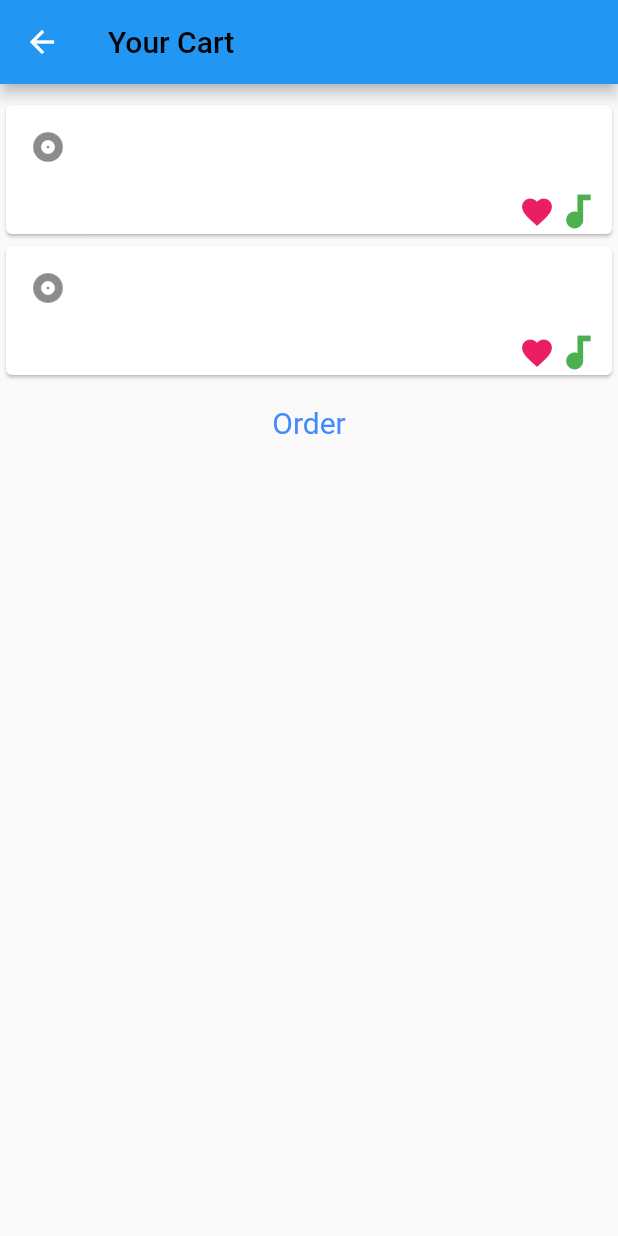
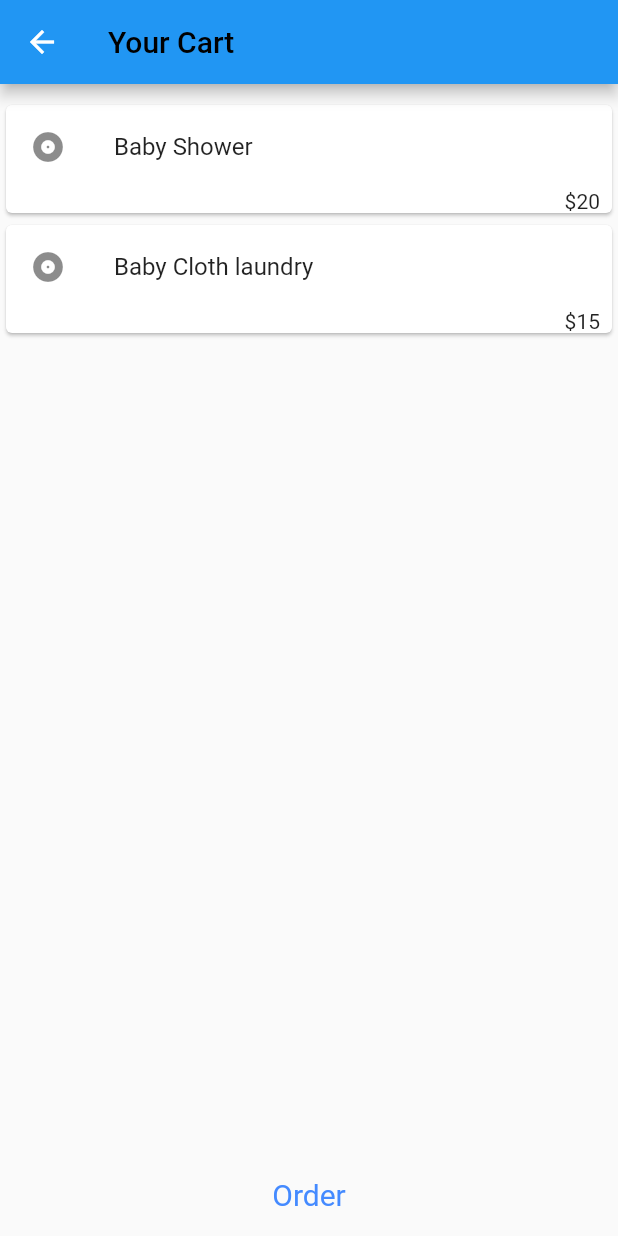
Before and after one commit to nisargpatel1504/babysitter, a Flutter app: the CartScreen screen opened directly, on a phone screen of 412 x 824 dp. Run offline on Flutter 3.47's test engine with Material 2 defaults, Android fonts, the phone set to English and light mode, and no system bars; our stand-ins replace cloud_firestore, firebase_auth, firebase_core, flutter_calendar_carousel, google_fonts, google_sign_in and 1 more; missing offline and left inert: flutter_facebook_auth; accounts and stored records are empty.

```diff
--- a/lib/screens/HomePage.dart
+++ b/lib/screens/HomePage.dart
@@ -58,7 +58,7 @@ class _HomePageState extends State<HomePage> {
             backgroundColor: Colors.green,
           ),
           BottomNavigationBarItem(
-            icon: Icon(Icons.school),
+            icon: Icon(Icons.account_circle_outlined),
             label: 'Profile',
             backgroundColor: Colors.purple,
           ),
--- a/lib/screens/cart.dart
+++ b/lib/screens/cart.dart
@@ -1,10 +1,14 @@
 import 'package:babycare/screens/confirmBooking.dart';
 import 'package:flutter/material.dart';
 
-class CartScreen extends StatelessWidget {
+class CartScreen extends StatefulWidget {
   static String routeName = "/cart";
 
+  @override
+  State<CartScreen> createState() => _CartScreenState();
+}
 
+class _CartScreenState extends State<CartScreen> {
   @override
   Widget build(BuildContext context) {
     return Scaffold(
@@ -16,15 +20,18 @@ class CartScreen extends StatelessWidget {
           children: [
             MyStatelessWidget(txt1: "Baby Shower",txt2: "20",),
             MyStatelessWidget(txt1:"Baby Cloth laundry",txt2: "15"),
-            TextButton(style: TextButton.styleFrom(
-              primary: Colors.blueAccent,
-              padding: const EdgeInsets.all(16.0),
-              textStyle: const TextStyle(fontSize: 20),
-            ),onPressed: (){
-              Navigator.push(context,MaterialPageRoute(builder: (context) =>ConfirmBooking(), ),);
-            }, child: Text("Order"))
+
           ],
         ),
+      ),
+      bottomNavigationBar: Container(
+        child:  TextButton(style: TextButton.styleFrom(
+          primary: Colors.blueAccent,
+          padding: const EdgeInsets.all(16.0),
+          textStyle: const TextStyle(fontSize: 20),
+        ),onPressed: (){
+          Navigator.push(context,MaterialPageRoute(builder: (context) =>ConfirmBooking(), ),);
+        }, child: Text("Order"),),
       ),
     );
   }
@@ -54,25 +61,15 @@ class MyStatelessWidget extends StatelessWidget {
 
         mainAxisSize: MainAxisSize.min,
         children: <Widget>[
-          const ListTile(
+           ListTile(
             leading: Icon(Icons.album),
-            title: Text(""),
+            title: Text(txt1),
             // subtitle: Text('Music by Julie Gable. Lyrics by Sidney Stein.'),
           ),
           Row(
             mainAxisAlignment: MainAxisAlignment.end,
             children: <Widget>[
-              Icon(
-                Icons.favorite,
-                color: Colors.pink,
-                size: 24.0,
-                semanticLabel: 'Text to announce in accessibility modes',
-              ),
-              Icon(
-                Icons.audiotrack,
-                color: Colors.green,
-                size: 30.0,
-              ),
+             Text("\$${txt2}"),
               const SizedBox(width: 8),
             ],
           ),
--- a/lib/screens/login.dart
+++ b/lib/screens/login.dart
@@ -29,11 +29,12 @@ class LoginPageState extends State<LoginPage> {
       final authResult = await FirebaseAuth.instance
           .signInWithEmailAndPassword(email: emaily, password: passwordy);
       if (authResult.user != null) {
+
         if (widget.userType == 'sitter'){
           Navigator.push(
             context,
               (MaterialPageRoute(
-                builder: (context) => SitterHome(),
+                builder: (context) => SitterHome(email: emaily,),
               ))
           );
         }else{
```
Also changed, not shown: lib/screens/BabySitterHomeScreen.dart (+10 -6 lines), lib/screens/notification.dart (+45 -2 lines), lib/screens/notification_cart.dart (+4 -10 lines), lib/screens/parentProfile.dart (+33 -4 lines).
